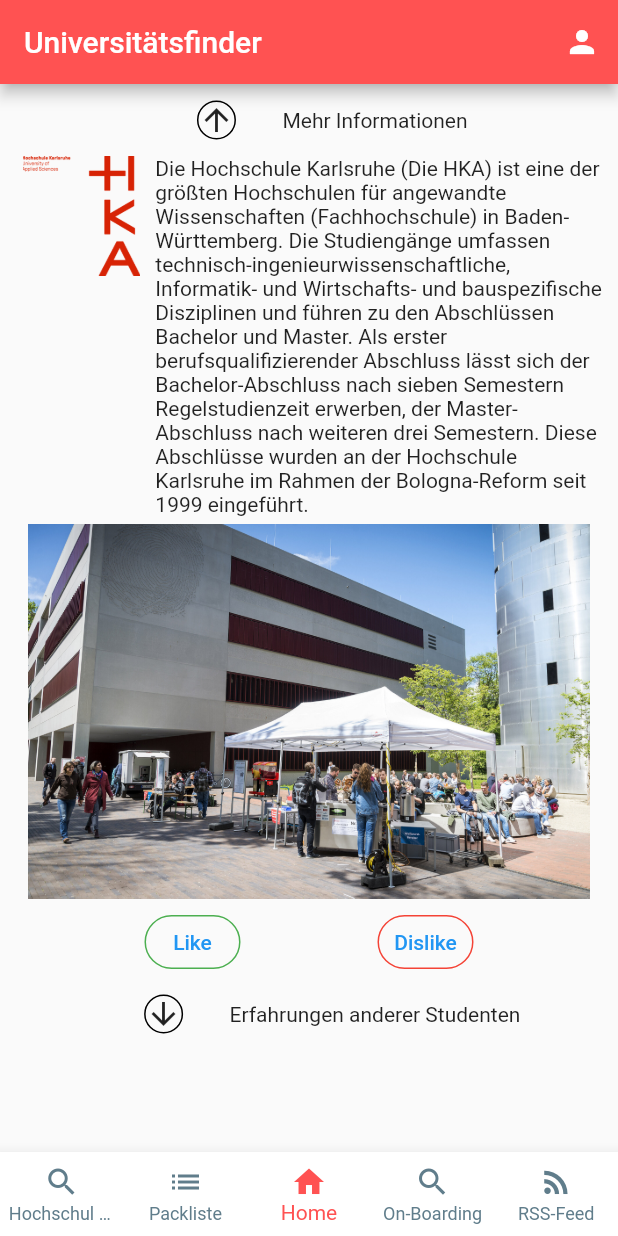
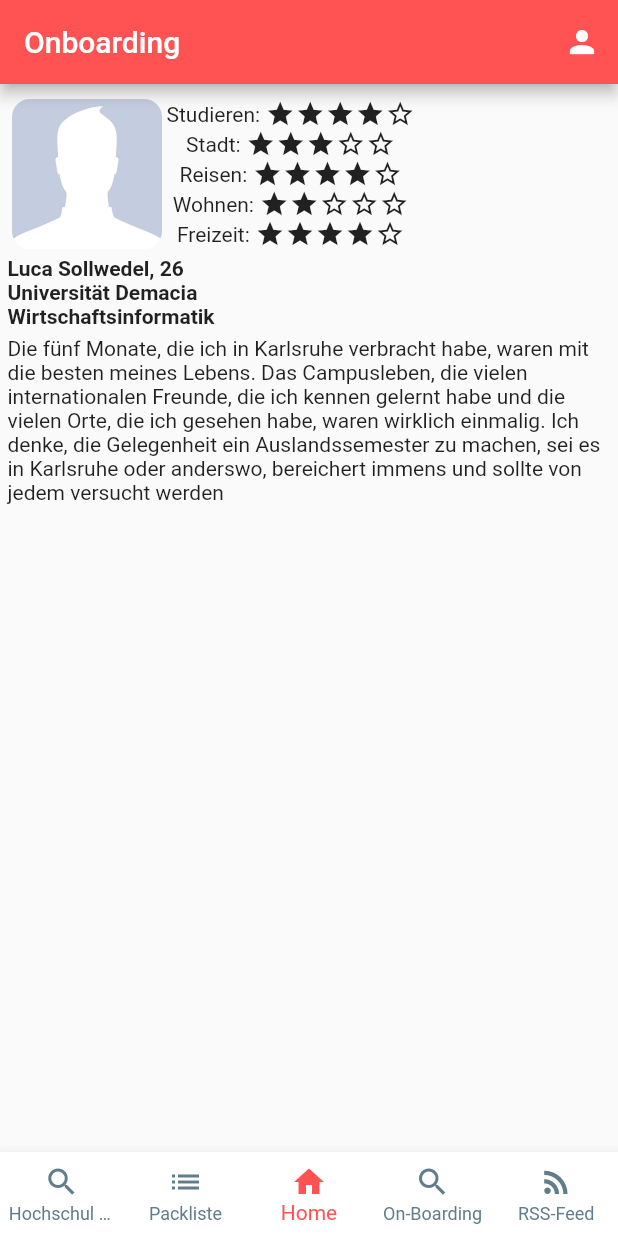
Before and after one commit to RaJoBra/UniPaiSity, a Flutter app: the Universities screen opened directly, after a tap on the "arrow downward" icon, on a phone screen of 412 x 824 dp. Run offline on Flutter 3.47's test engine with Material 2 defaults, Android fonts, the phone set to English and light mode, and no system bars; our stand-ins replace cached_network_image, flutter_html, ionicons; missing offline and left inert: webfeed; network calls fail.

Commit message:
Implemented field report page

```diff
--- /dev/null
+++ b/uniparcity/lib/University/field_report.dart
@@ -0,0 +1,149 @@
+import 'package:flutter/material.dart';
+import 'package:uniparcity/CustomBottomNavBar.dart';
+import 'package:uniparcity/Profil/profil.dart';
+import 'package:ionicons/ionicons.dart';
+
+class FieldReport extends StatelessWidget {
+  const FieldReport({Key? key}) : super(key: key);
+
+  @override
+  Widget build(BuildContext context) {
+    return Scaffold(
+      appBar: AppBar(
+          backgroundColor: Colors.redAccent,
+          automaticallyImplyLeading: false,
+          title: const Text("Onboarding"),
+          actions: <Widget>[
+            IconButton(
+              onPressed: () {
+                Navigator.push(
+                  context,
+                  MaterialPageRoute(builder: (context) => const Profil()),
+                );
+              },
+              icon: const Icon(Icons.person),
+            )
+          ]),
+      body: Padding(
+        padding: const EdgeInsets.all(5),
+        child: Column(
+          crossAxisAlignment: CrossAxisAlignment.start,
+          children: [
+            Padding(
+              padding: EdgeInsets.symmetric(vertical: 5),
+              child: Row(
+                  mainAxisAlignment: MainAxisAlignment.start,
+                  crossAxisAlignment: CrossAxisAlignment.start,
+                  children: [
+                    Padding(
+                      padding: EdgeInsets.symmetric(horizontal: 3),
+                      child: ClipRRect(
+                        borderRadius: BorderRadius.circular(12.0),
+                        child: Image.asset('assets/PICA.jpg', height: 100),
+                      ),
+                    ),
+                    Column(
+                      mainAxisAlignment: MainAxisAlignment.start,
+                      crossAxisAlignment: CrossAxisAlignment.start,
+                      children: [
+                        Column(
+                          mainAxisAlignment: MainAxisAlignment.start,
+                          children: [
+                            Row(
+                              children: const [
+                                Text('Studieren: '),
+                                Icon(Icons.star, size: 20),
+                                Icon(Icons.star, size: 20),
+                                Icon(Icons.star, size: 20),
+                                Icon(Icons.star, size: 20),
+                                Icon(Icons.star_outline, size: 20),
+                              ],
+                            ),
+                            Row(
+                              children: const [
+                                Text('Stadt: '),
+                                Icon(Icons.star, size: 20),
+                                Icon(Icons.star, size: 20),
+                                Icon(Icons.star, size: 20),
+                                Icon(Icons.star_outline, size: 20),
+                                Icon(Icons.star_outline, size: 20),
+                              ],
+                            ),
+                            Row(
+                              children: const [
+                                Text('Reisen: '),
+                                Icon(Icons.star, size: 20),
+                                Icon(Icons.star, size: 20),
+                                Icon(Icons.star, size: 20),
+                                Icon(Icons.star, size: 20),
+                                Icon(Icons.star_outline, size: 20),
+                              ],
+                            ),
+                            Row(
+                              children: const [
+                                Text('Wohnen: '),
+                                Icon(Icons.star, size: 20),
+                                Icon(Icons.star, size: 20),
+                                Icon(Icons.star_outline, size: 20),
+                                Icon(Icons.star_outline, size: 20),
+                                Icon(Icons.star_outline, size: 20),
+                              ],
+                            ),
+                            Row(
+                              children: const [
+                                Text('Freizeit: '),
+                                Icon(Icons.star, size: 20),
+                                Icon(Icons.star, size: 20),
+                                Icon(Icons.star, size: 20),
+                                Icon(Icons.star, size: 20),
+                                Icon(Icons.star_outline, size: 20),
+                              ],
+                            ),
+                          ],
+                        )
+                      ],
+                    ),
+                  ]),
+            ),
+            Row(
+              children: [
+                Column(
+                  mainAxisAlignment: MainAxisAlignment.start,
+                  crossAxisAlignment: CrossAxisAlignment.start,
+                  children: const [
+                    Text(
+                      'Luca Sollwedel, 26',
+                      style: TextStyle(fontWeight: FontWeight.bold),
+                    ),
+                    Text(
+                      'Universität Demacia',
+                      style: TextStyle(fontWeight: FontWeight.bold),
+                    ),
+                    Text(
+                      'Wirtschaftsinformatik',
+                      style: TextStyle(fontWeight: FontWeight.bold),
+                    ),
+                  ],
+                )
+              ],
+            ),
+            const Padding(
+              padding: EdgeInsets.symmetric(vertical: 5),
+              child: Flexible(
+                  child: Text(
+                      'Die fünf Monate, die ich in Karlsruhe verbracht habe, '
+                      'waren mit die besten meines Lebens. '
+                      'Das Campusleben, die vielen internationalen Freunde, '
+                      'die ich kennen gelernt habe und die vielen Orte, '
+                      'die ich gesehen habe, waren wirklich einmalig. '
+                      'Ich denke, die Gelegenheit ein Auslandssemester zu machen, '
+                      'sei es in Karlsruhe oder anderswo, bereichert immens '
+                      'und sollte von jedem versucht werden')),
+            )
+          ],
+        ),
+      ),
+      bottomNavigationBar: const CustomBottomNavBar(),
+    );
+  }
+}
--- a/uniparcity/lib/University/universities.dart
+++ b/uniparcity/lib/University/universities.dart
@@ -3,6 +3,8 @@ import 'package:uniparcity/CustomBottomNavBar.dart';
 import 'package:uniparcity/Profil/profil.dart';
 import 'dart:io';
 import 'dart:convert';
+
+import 'package:uniparcity/University/field_report.dart';
 
 class Universities extends StatefulWidget {
   const Universities({Key? key}) : super(key: key);
@@ -147,7 +149,12 @@ class _UniversitiesState extends State<Universities> {
                 mainAxisAlignment: MainAxisAlignment.center,
                 children: [
                   MaterialButton(
-                    onPressed: () {},
+                    onPressed: () {
+                      Navigator.push(
+                        context,
+                        MaterialPageRoute(builder: (context) => const FieldReport()),
+                      );
+                    },
                     child: Ink(
                       decoration: BoxDecoration(
                         border:
--- a/uniparcity/pubspec.yaml
+++ b/uniparcity/pubspec.yaml
@@ -77,6 +77,7 @@ flutter:
     - assets/Zeitung.jpg
     - assets/hochschule-karlsruhe-technik-wirtschaft.jpg
     - assets/HKA_Logo_Gesamt-v_RGB.png
+    - assets/PICA.jpg
   # An image asset can refer to one or more resolution-specific "variants", see
   # https://flutter.dev/assets-and-images/#resolution-aware
 
```
Also changed, not shown: uniparcity/assets/PICA.jpg (added).
